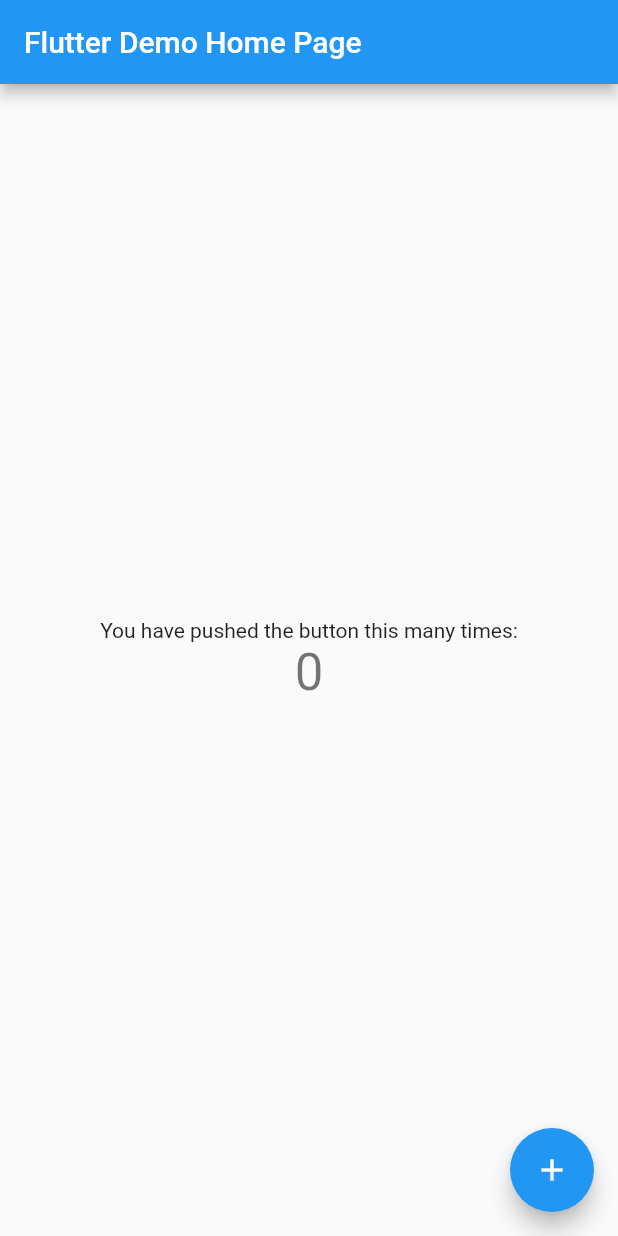
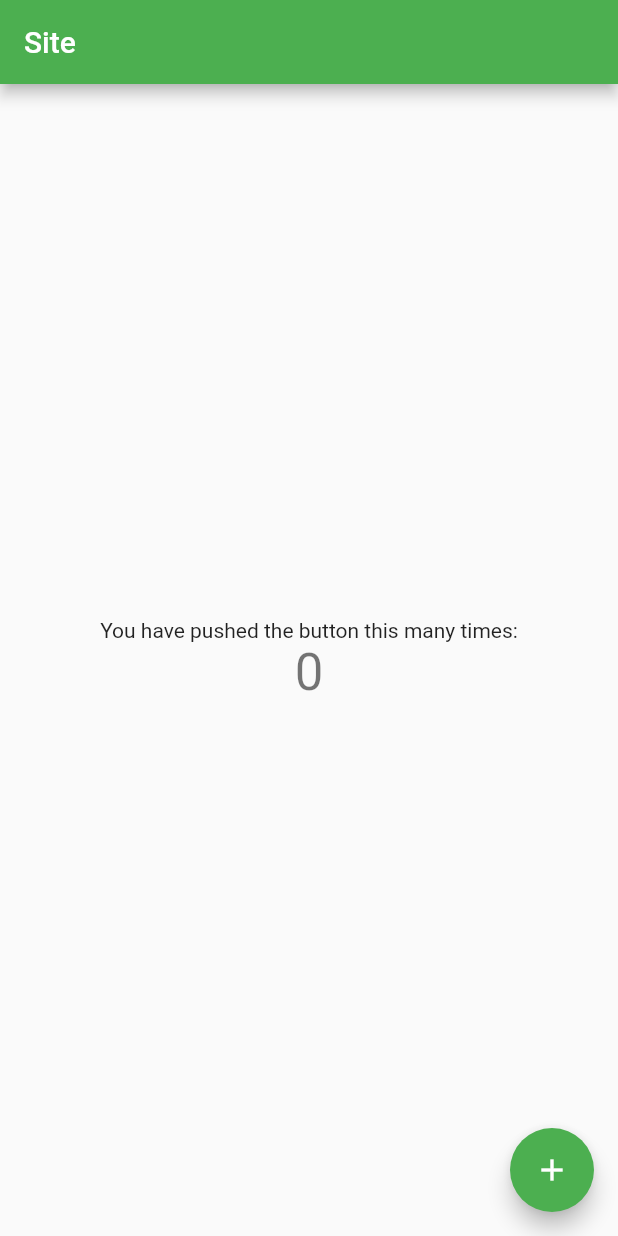
Before and after one commit to Abolfazlnezami2000/abolfazl-nezami, a Flutter app: the screen it shows after launch, on a phone screen of 412 x 824 dp. Run offline on Flutter 3.47's test engine with Material 2 defaults, Android fonts, the phone set to English and light mode, and no system bars.

Commit message:
[FIX] : Code clean up

```diff
--- a/lib/main.dart
+++ b/lib/main.dart
@@ -5,39 +5,20 @@ void main() {
 }
 
 class MyApp extends StatelessWidget {
-  // This widget is the root of your application.
   @override
   Widget build(BuildContext context) {
     return MaterialApp(
-      title: 'Flutter Demo',
+      title: 'personal website',
       theme: ThemeData(
-        // This is the theme of your application.
-        //
-        // Try running your application with "flutter run". You'll see the
-        // application has a blue toolbar. Then, without quitting the app, try
-        // changing the primarySwatch below to Colors.green and then invoke
-        // "hot reload" (press "r" in the console where you ran "flutter run",
-        // or simply save your changes to "hot reload" in a Flutter IDE).
-        // Notice that the counter didn't reset back to zero; the application
-        // is not restarted.
-        primarySwatch: Colors.blue,
+        primarySwatch: Colors.green,
       ),
-      home: MyHomePage(title: 'Flutter Demo Home Page'),
+      home: MyHomePage(title: 'Site'),
     );
   }
 }
 
 class MyHomePage extends StatefulWidget {
   MyHomePage({Key? key, required this.title}) : super(key: key);
-
-  // This widget is the home page of your application. It is stateful, meaning
-  // that it has a State object (defined below) that contains fields that affect
-  // how it looks.
-
-  // This class is the configuration for the state. It holds the values (in this
-  // case the title) provided by the parent (in this case the App widget) and
-  // used by the build method of the State. Fields in a Widget subclass are
-  // always marked "final".
 
   final String title;
 
@@ -50,47 +31,18 @@ class _MyHomePageState extends State<MyHomePage> {
 
   void _incrementCounter() {
     setState(() {
-      // This call to setState tells the Flutter framework that something has
-      // changed in this State, which causes it to rerun the build method below
-      // so that the display can reflect the updated values. If we changed
-      // _counter without calling setState(), then the build method would not be
-      // called again, and so nothing would appear to happen.
       _counter++;
     });
   }
 
   @override
   Widget build(BuildContext context) {
-    // This method is rerun every time setState is called, for instance as done
-    // by the _incrementCounter method above.
-    //
-    // The Flutter framework has been optimized to make rerunning build methods
-    // fast, so that you can just rebuild anything that needs updating rather
-    // than having to individually change instances of widgets.
     return Scaffold(
       appBar: AppBar(
-        // Here we take the value from the MyHomePage object that was created by
-        // the App.build method, and use it to set our appbar title.
         title: Text(widget.title),
       ),
       body: Center(
-        // Center is a layout widget. It takes a single child and positions it
-        // in the middle of the parent.
         child: Column(
-          // Column is also a layout widget. It takes a list of children and
-          // arranges them vertically. By default, it sizes itself to fit its
-          // children horizontally, and tries to be as tall as its parent.
-          //
-          // Invoke "debug painting" (press "p" in the console, choose the
-          // "Toggle Debug Paint" action from the Flutter Inspector in Android
-          // Studio, or the "Toggle Debug Paint" command in Visual Studio Code)
-          // to see the wireframe for each widget.
-          //
-          // Column has various properties to control how it sizes itself and
-          // how it positions its children. Here we use mainAxisAlignment to
-          // center the children vertically; the main axis here is the vertical
-          // axis because Columns are vertical (the cross axis would be
-          // horizontal).
           mainAxisAlignment: MainAxisAlignment.center,
           children: <Widget>[
             Text(
@@ -107,7 +59,7 @@ class _MyHomePageState extends State<MyHomePage> {
         onPressed: _incrementCounter,
         tooltip: 'Increment',
         child: Icon(Icons.add),
-      ), // This trailing comma makes auto-formatting nicer for build methods.
+      ),
     );
   }
 }
```
